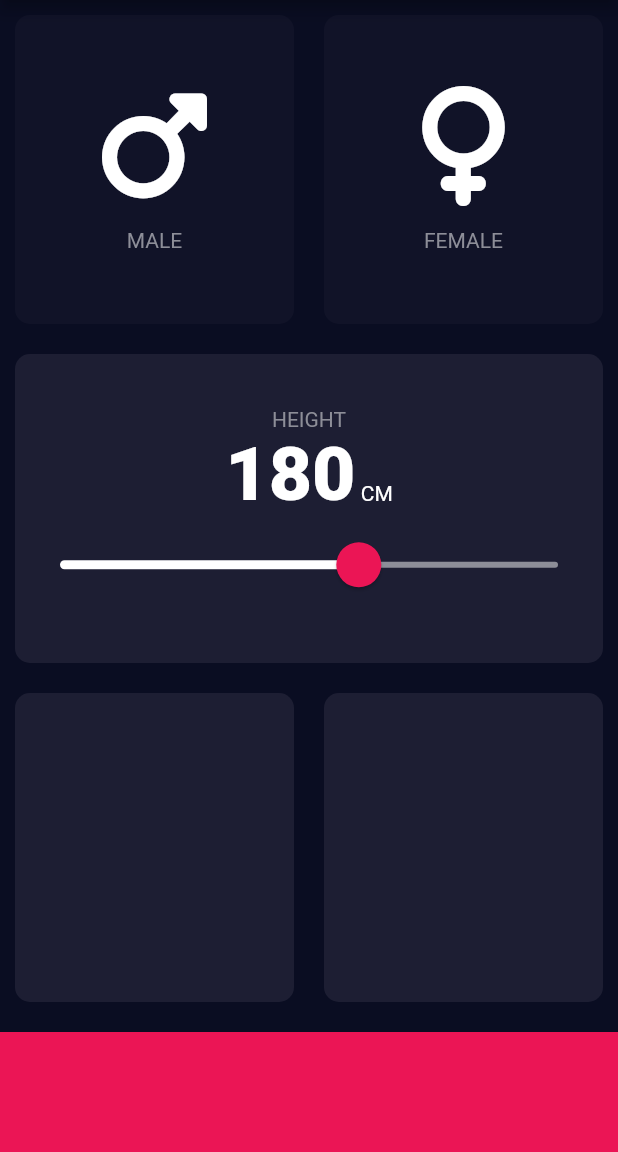
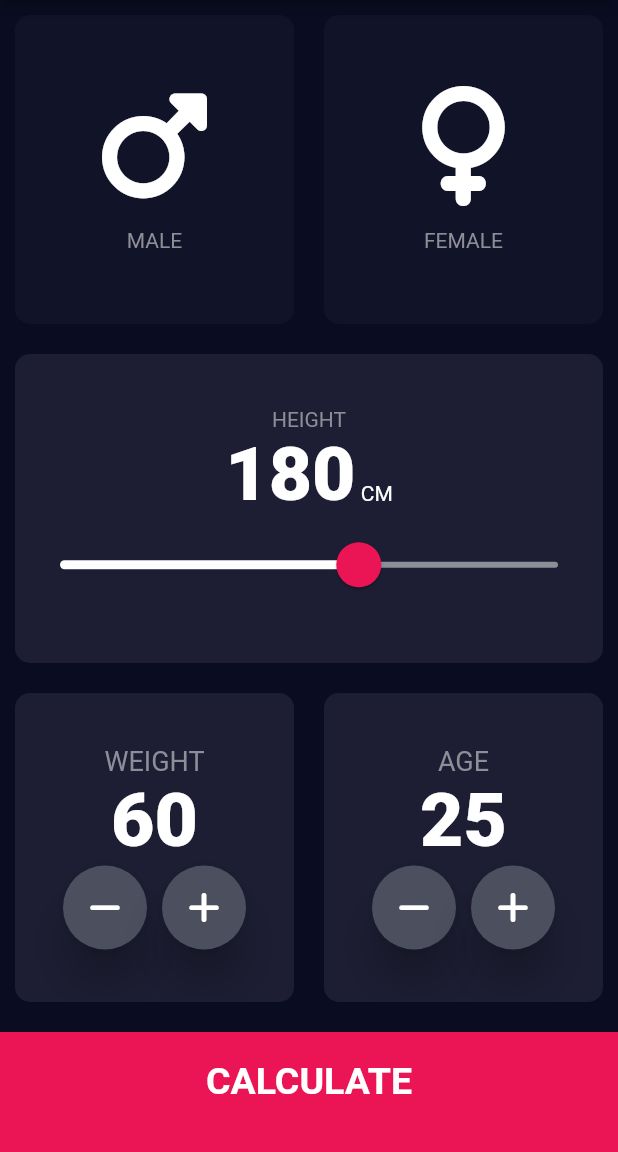
Before and after one commit to Choi-Jihyun/bmi_calculator_flutter, a Flutter app: the screen it shows after launch, on a phone screen of 412 x 824 dp, the part 84-1236 px from its top. Run offline on Flutter 3.47's test engine with Material 2 defaults, Android fonts, the phone set to English and light mode, and no system bars; our stand-ins replace font_awesome_flutter.

Commit message:
complete app

```diff
--- /dev/null
+++ b/lib/caculator_brain.dart
@@ -0,0 +1,35 @@
+import 'dart:math';
+import 'package:flutter/material.dart';
+
+class CalculatorBrain {
+  CalculatorBrain({required this.height, required this.weight});
+  final int height;
+  final int weight;
+  double _bmi = 0;
+  //private in order not to change bmi's value in another files
+
+  String calculateBMI() {
+    _bmi = weight / pow(height / 100, 2);
+    return _bmi.toStringAsFixed(1);
+  }
+
+  String getResult() {
+    if (_bmi >= 25) {
+      return 'Overweight';
+    } else if (_bmi > 18.5) {
+      return 'Normal';
+    } else {
+      return 'Underweight';
+    }
+  }
+
+  String getInterpretation() {
+    if (_bmi >= 25) {
+      return 'You have a higher than normal body weight. Try to exercise more.';
+    } else if (_bmi >= 18.5) {
+      return 'You have a normal body weight. Good job!';
+    } else {
+      return 'You have a lower than normal body weight. You can eat a bit more.';
+    }
+  }
+}
--- /dev/null
+++ b/lib/components/bottom_button.dart
@@ -0,0 +1,27 @@
+import 'package:flutter/material.dart';
+import '../constants.dart';
+
+class BottomButton extends StatelessWidget {
+  BottomButton({required this.onTap, required this.buttonTitle});
+  final VoidCallback onTap;
+  final String buttonTitle;
+
+  @override
+  Widget build(BuildContext context) {
+    return GestureDetector(
+      onTap: onTap,
+      child: Container(
+        alignment: Alignment.center,
+        child: Text(
+          buttonTitle,
+          style: kLargeNumberTextStyle,
+        ),
+        color: kBottomContainerColor,
+        margin: EdgeInsets.only(top: 10.0),
+        padding: EdgeInsets.only(bottom: 15.0),
+        height: 80.0,
+        width: double.infinity,
+      ),
+    );
+  }
+}
--- a/lib/icon_content.dart
+++ b/lib/components/icon_content.dart
@@ -1,5 +1,5 @@
 import 'package:flutter/material.dart';
-import 'constants.dart';
+import '../constants.dart';
 
 class IconContent extends StatelessWidget {
   const IconContent(
--- /dev/null
+++ b/lib/components/round_icon_button.dart
@@ -0,0 +1,23 @@
+import 'package:flutter/material.dart';
+
+class RoundIconButton extends StatelessWidget {
+  RoundIconButton({required this.icon, required this.onPressed});
+
+  final IconData icon;
+  final VoidCallback onPressed;
+
+  @override
+  Widget build(BuildContext context) {
+    return RawMaterialButton(
+      onPressed: onPressed,
+      elevation: 12.0,
+      constraints: BoxConstraints.tightFor(
+        width: 56.0,
+        height: 56.0,
+      ),
+      shape: CircleBorder(),
+      fillColor: Color(0xFF4C4F5E),
+      child: Icon(icon),
+    );
+  }
+}
--- a/lib/constants.dart
+++ b/lib/constants.dart
@@ -12,3 +12,15 @@
 
 const kLabelTextStyle = TextStyle(fontSize: 18, color: kInactiveColor);
 const kNumberTextStyle = TextStyle(fontSize: 50.0, fontWeight: FontWeight.w900);
+
+const kLargeNumberTextStyle =
+    TextStyle(fontSize: 25.0, fontWeight: FontWeight.bold, color: Colors.white);
+
+const kTitleTextStyle = TextStyle(fontSize: 40.0, fontWeight: FontWeight.bold);
+
+const kResultTextStyle = TextStyle(
+    color: Color(0xFF24D876), fontSize: 22.0, fontWeight: FontWeight.bold);
+
+const kBMITextStyle = TextStyle(fontSize: 100.0, fontWeight: FontWeight.bold);
+
+const kBodyTextStyle = TextStyle(fontSize: 22.0);
--- a/lib/main.dart
+++ b/lib/main.dart
@@ -1,5 +1,5 @@
 import 'package:flutter/material.dart';
-import 'input_page.dart';
+import 'screens/input_page.dart';
 
 void main() => runApp(BMICalculator());
 
--- a/lib/input_page.dart
+++ b/lib/screens/input_page.dart
@@ -1,8 +1,14 @@
+import 'package:bmi_calculator_flutter/screens/results_page.dart';
 import 'package:flutter/material.dart';
+
 import 'package:font_awesome_flutter/font_awesome_flutter.dart';
-import 'icon_content.dart';
-import 'reusable_card.dart';
-import 'constants.dart';
+import '../components/icon_content.dart';
+import '../components/reusable_card.dart';
+import '../constants.dart';
+import 'results_page.dart';
+import '../components/bottom_button.dart';
+import '../components/round_icon_button.dart';
+import 'package:bmi_calculator_flutter/caculator_brain.dart';
 
 enum Gender { male, female }
 
@@ -34,6 +40,8 @@
   //}
   Gender? selectedGender;
   int height = 180;
+  int weight = 60;
+  int age = 25;
 
   @override
   Widget build(BuildContext context) {
@@ -136,19 +144,104 @@
             )),
             Expanded(
               child: Row(
-                children: const [
-                  Expanded(child: ReusableCard()),
+                children: [
                   Expanded(
-                    child: ReusableCard(),
+                    child: ReusableCard(
+                      color: kActiveCardColor,
+                      cardChild: Column(
+                        mainAxisAlignment: MainAxisAlignment.center,
+                        children: [
+                          Text(
+                            'WEIGHT',
+                            style: kLabelTextStyle,
+                          ),
+                          Text(
+                            weight.toString(),
+                            style: kNumberTextStyle,
+                          ),
+                          Row(
+                            mainAxisAlignment: MainAxisAlignment.center,
+                            children: [
+                              RoundIconButton(
+                                icon: FontAwesomeIcons.minus,
+                                onPressed: () {
+                                  setState(() {
+                                    weight--;
+                                  });
+                                },
+                              ),
+                              SizedBox(width: 10),
+                              RoundIconButton(
+                                icon: FontAwesomeIcons.plus,
+                                onPressed: () {
+                                  setState(() {
+                                    weight++;
+                                  });
+                                },
+                              ),
+                            ],
+                          )
+                        ],
+                      ),
+                    ),
+                  ),
+                  Expanded(
+                    child: ReusableCard(
+                      color: kActiveCardColor,
+                      cardChild: Column(
+                        mainAxisAlignment: MainAxisAlignment.center,
+                        children: [
+                          Text(
+                            'AGE',
+                            style: kLabelTextStyle,
+                          ),
+                          Text(
+                            age.toString(),
+                            style: kNumberTextStyle,
+                          ),
+                          Row(
+                            mainAxisAlignment: MainAxisAlignment.center,
+                            children: [
+                              RoundIconButton(
+                                icon: FontAwesomeIcons.minus,
+                                onPressed: () {
+                                  setState(() {
+                                    age--;
+                                  });
+                                },
+                              ),
+                              SizedBox(width: 10),
+                              RoundIconButton(
+                                icon: FontAwesomeIcons.plus,
+                                onPressed: () {
+                                  setState(() {
+                                    age++;
+                                  });
+                                },
+                              ),
+                            ],
+                          )
+                        ],
+                      ),
+                    ),
                   ),
                 ],
               ),
             ),
-            Container(
-              color: kBottomContainerColor,
-              margin: EdgeInsets.only(top: 10.0),
-              height: 80.0,
-              //width: double.infinity,
+            BottomButton(
+              onTap: () {
+                CalculatorBrain calc =
+                    CalculatorBrain(height: height, weight: weight);
+                Navigator.push(
+                    context,
+                    MaterialPageRoute(
+                        builder: (context) => ResultsPage(
+                              bmiResult: calc.calculateBMI(),
+                              resultText: calc.getResult(),
+                              interpretation: calc.getInterpretation(),
+                            )));
+              },
+              buttonTitle: 'CALCULATE',
             ),
           ],
         ));
```
Also changed, not shown: lib/screens/results_page.dart (added, +73 -0 lines), lib/components/reusable_card.dart (renamed from lib/reusable_card.dart).
